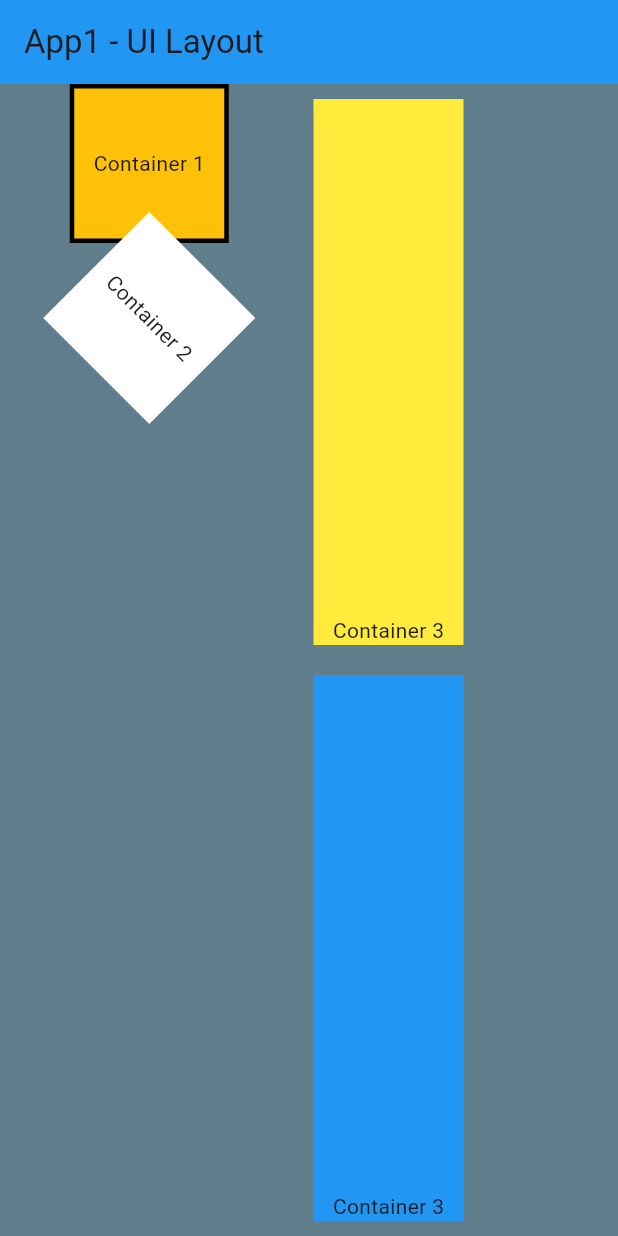
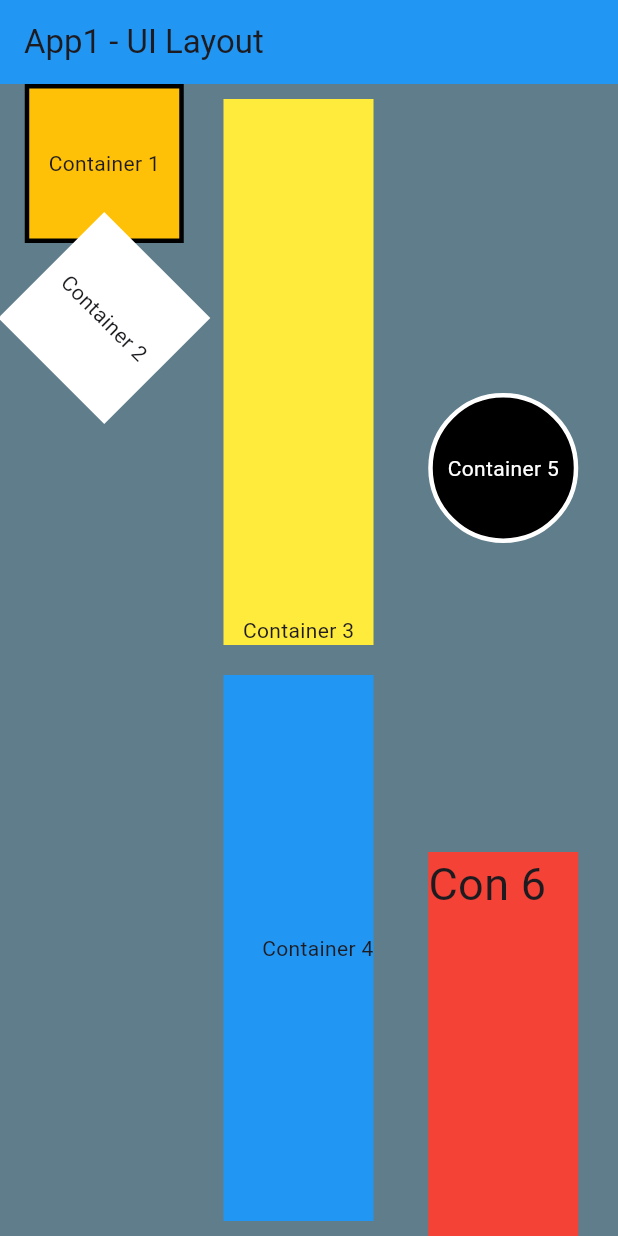
Before and after one commit to SeraphelCelaena/DMIT2504-Assignments, a Flutter app: the screen it shows after launch, on a phone screen of 412 x 824 dp. Run offline on Flutter 3.47's test engine with Material 3 defaults, Android fonts, the phone set to English and light mode, and no system bars.

Commit message:
finished ass1

```diff
--- a/Assignment-1/ui_layout/lib/main.dart
+++ b/Assignment-1/ui_layout/lib/main.dart
@@ -31,25 +31,16 @@ class MyApp extends StatelessWidget {
           mainAxisSize: MainAxisSize.max,
           children: <Widget>[
             //TODO: Put your code here to complete this app.
-            Column(
-              children: <Widget>[
+            Column(children: <Widget>[
               Container(
                   width: 106,
                   height: 106,
                   decoration: BoxDecoration(
                       color: Colors.amber,
-                    border: Border.all(
-                      color: Colors.black,
-                      width: 3
-                    )
-                  ),
+                      border: Border.all(color: Colors.black, width: 3)),
                   child: const Padding(
                       padding: EdgeInsets.all(10.0),
-                    child: Align(
-                      child: Text("Container 1")
-                    )
-                  )
-                ),
+                      child: Align(child: Text("Container 1")))),
               Transform.rotate(
                   angle: pi / 4,
                   child: Container(
@@ -58,16 +49,9 @@ class MyApp extends StatelessWidget {
                       color: Colors.white,
                       child: const Padding(
                           padding: EdgeInsets.all(10.0),
-                      child: Align(
-                        child: Text("Container 2")
-                      )
-                    )
-                  )
-                )
-              ]
-            ),
-            Column(
-              children: <Widget>[
+                          child: Align(child: Text("Container 2")))))
+            ]),
+            Column(children: <Widget>[
               Expanded(
                   flex: 1,
                   child: Padding(
@@ -79,10 +63,7 @@ class MyApp extends StatelessWidget {
                           child: const Align(
                             alignment: Alignment.bottomCenter,
                             child: Text("Container 3"),
-                      )
-                    )
-                  )
-                ),
+                          )))),
               Expanded(
                   flex: 1,
                   child: Padding(
@@ -92,15 +73,42 @@ class MyApp extends StatelessWidget {
                           height: 100,
                           color: Colors.blue,
                           child: const Align(
-                        alignment: Alignment.bottomCenter,
-                        child: Text("Container 3"),
-                      )
-                    )
-                  )
-                )
-              ]
+                            alignment: Alignment.centerRight,
+                            child: Text("Container 4"),
+                          ))))
+            ]),
+            Column(children: <Widget>[
+              Expanded(
+                flex: 2,
+                child: Padding(
+                    padding: const EdgeInsets.all(10.0),
+                    child: Container(
+                        width: 100,
+                        height: 100,
+                        decoration: BoxDecoration(
+                            color: Colors.black,
+                            shape: BoxShape.circle,
+                            border: Border.all(color: Colors.white, width: 3)),
+                        child: const Align(
+                          alignment: Alignment.center,
+                          child: Text("Container 5",
+                              style: TextStyle(color: Colors.white)),
+                        ))),
               ),
-            Column()
+              Expanded(
+                  flex: 1,
+                  child: Padding(
+                      padding: const EdgeInsets.symmetric(horizontal: 10.0),
+                      child: Container(
+                          width: 100,
+                          height: 100,
+                          color: Colors.red,
+                          child: const Align(
+                            alignment: Alignment.topLeft,
+                            child:
+                                Text("Con 6", style: TextStyle(fontSize: 30)),
+                          ))))
+            ])
           ],
         ),
       ),
```
Lines whose indentation alone changed are shown as unchanged.
